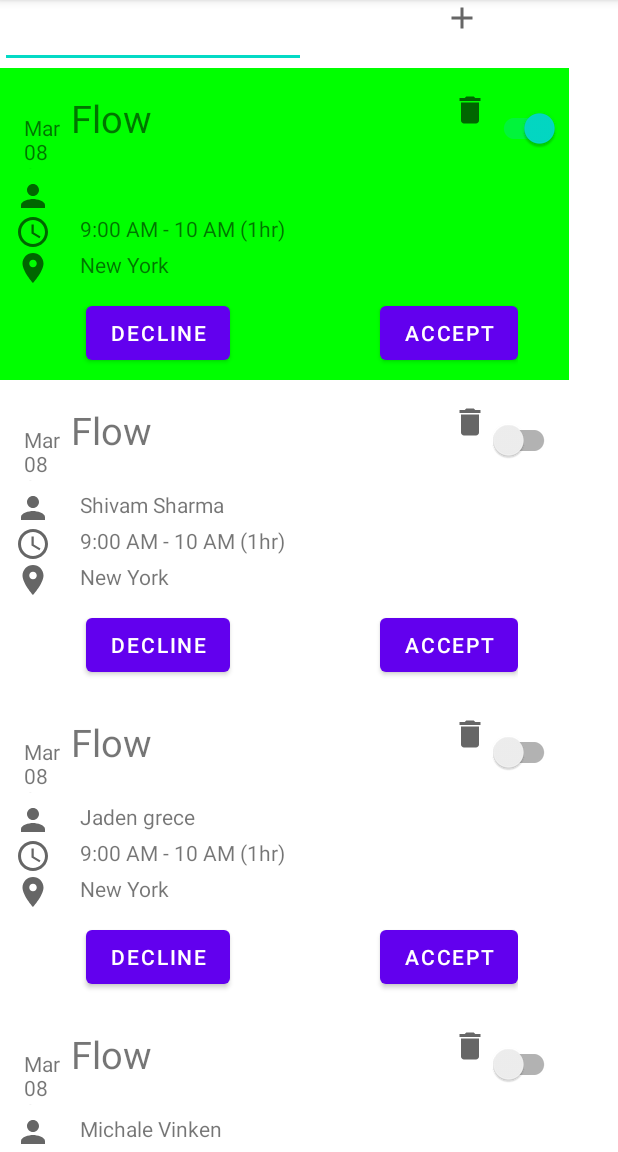
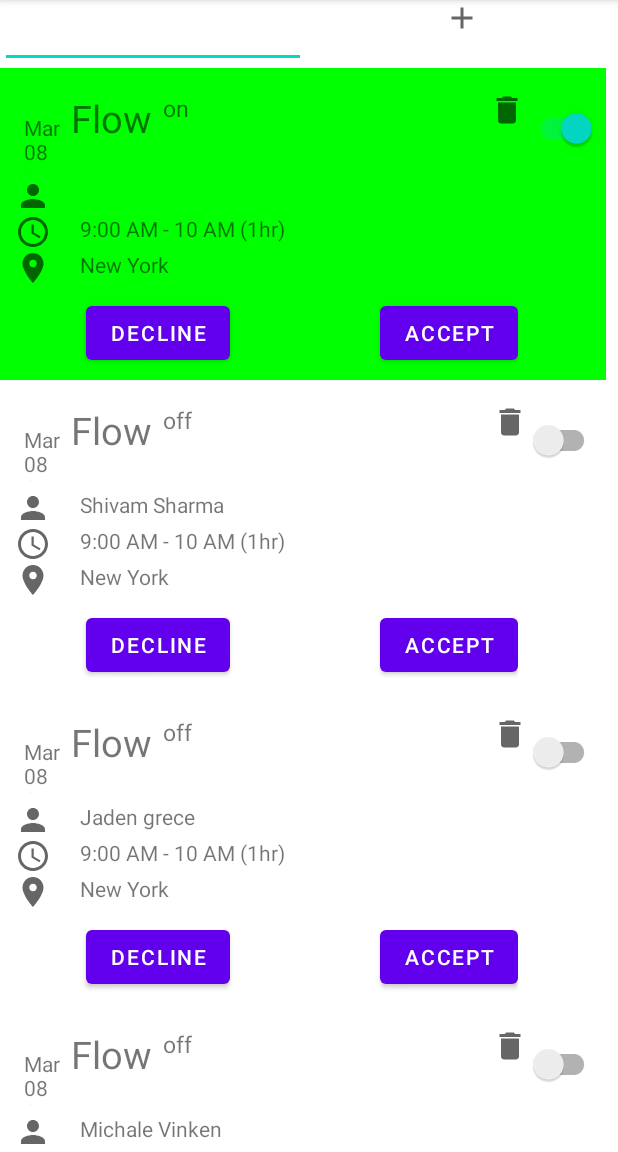
Before and after one commit to Shivamsharma21/RecyclerViewAssignments, an Android app: the screen it shows after launch (MainActivity), after a tap on an icon or button, on a phone screen of 412 x 824 dp, the part 84-1236 px from its top. Run offline under Robolectric (Android 15) with nearby library versions, the phone set to English and light mode, and no system bars; 2 other taps on this screen came first.

Commit message:
stable commit

```diff
--- a/app/src/main/java/com/example/recyclerviewassignments/MainActivity.java
+++ b/app/src/main/java/com/example/recyclerviewassignments/MainActivity.java
@@ -145,24 +145,7 @@ public class MainActivity extends AppCompatActivity implements ViewAdapter.Callb
 
     recyclerView.setAdapter(viewAdapter);
 
-
-       viewAdapter.SetOnItemClickListner(new ViewAdapter.OnItemClickListner() {
-           @Override
-           public void OnItemClick(View view, int position) {
-               switchCompat.setOnClickListener(new View.OnClickListener() {
-                   @Override
-                   public void onClick(View v) {
-                       if (switchCompat.isChecked()){
-                           linearLayout.setBackgroundColor(Color.GREEN);
-                       }else{
-                           linearLayout.setBackgroundColor(Color.WHITE);
-                       }
-                   }
-               });
-           }
-       });
-
-
+        Log.d("In Bind View Holder","In Bind view Holder");
 
     addnew_item.setOnClickListener(new View.OnClickListener() {
             @Override
--- a/app/src/main/java/com/example/recyclerviewassignments/ViewAdapter.java
+++ b/app/src/main/java/com/example/recyclerviewassignments/ViewAdapter.java
@@ -73,25 +73,33 @@ public class ViewAdapter extends RecyclerView.Adapter<ViewAdapter.ViewHolderX> {
     @Override
     public void onBindViewHolder(@NonNull ViewHolderX holder, int position) {
 
-        final ViewHolderX viewHolderX = (ViewHolderX)holder;
+
+
 
         PersonInfo personInfo = itemList.get(position);
+
+
+        if (personInfo.getColor()=="off"){
+            holder.switchvalue.setText("off");
+        }
          holder.usernametv.setText(personInfo.getUsername());
          holder.Flowtv.setText(personInfo.getFlow());
          holder.locationtv.setText(personInfo.getLocation());
          holder.timetv.setText(personInfo.getTime());
 
-        String passname =  holder.usernametv.getText().toString();
 
-         String status = personInfo.getColor();
-
-         int pos = position;
-
-             personInfo.setColor(status);
-
-             if (personInfo.getColor()=="off"){
-                 holder.linearLayout.setBackgroundColor(Color.WHITE);
+         holder.switchCompat.setOnClickListener(new View.OnClickListener() {
+             @Override
+             public void onClick(View v) {
+                 if (holder.switchCompat.isChecked()){
+                 holder.linearLayout.setBackgroundColor(Color.GREEN);
+                 holder.switchvalue.setText("on");
+                 }else{
+                     holder.switchvalue.setText("off");
+                     holder.linearLayout.setBackgroundColor(Color.WHITE);
+                 }
              }
+         });
 
 
         holder.delete_item.setOnClickListener(new View.OnClickListener() {
@@ -99,6 +107,8 @@ public class ViewAdapter extends RecyclerView.Adapter<ViewAdapter.ViewHolderX> {
             public void onClick(View v) {
                 itemList.remove(position);
                 notifyDataSetChanged();
+
+
             }
         });
         holder.usernametv.setOnClickListener(new View.OnClickListener() {
@@ -124,9 +134,9 @@ public class ViewAdapter extends RecyclerView.Adapter<ViewAdapter.ViewHolderX> {
         return super.getItemViewType(position);
     }
 
-    static class ViewHolderX extends RecyclerView.ViewHolder{
+    static class ViewHolderX extends RecyclerView.ViewHolder implements View.OnClickListener{
 
-
+       TextView switchvalue;
         SwitchCompat switchCompat;
         LinearLayout linearLayout;
         TextView datetv,Flowtv,usernametv,timetv,locationtv;
@@ -137,10 +147,13 @@ public class ViewAdapter extends RecyclerView.Adapter<ViewAdapter.ViewHolderX> {
             super(itemView);
 
 
+            itemView.setOnClickListener(this);
             switchCompat = itemView.findViewById(R.id.switch1);
+            switchvalue = itemView.findViewById(R.id.switch_textview);
 
             linearLayout =itemView.findViewById(R.id.rootlayout);
             // textview
+
             datetv = itemView.findViewById(R.id.date_textview);
             Flowtv = itemView.findViewById(R.id.flow_textview);
             usernametv = itemView.findViewById(R.id.username_textview);
@@ -161,16 +174,6 @@ public class ViewAdapter extends RecyclerView.Adapter<ViewAdapter.ViewHolderX> {
 
 //            switchCompat.setOnClickListener(this);
 
-            switchCompat.setOnClickListener(new View.OnClickListener() {
-                @Override
-                public void onClick(View v) {
-                    if (switchCompat.isChecked()){
-                        linearLayout.setBackgroundColor(Color.GREEN);
-                    }else{
-                        linearLayout.setBackgroundColor(Color.WHITE);
-                    }
-                }
-            });
             Accept_btn.setOnClickListener(new View.OnClickListener() {
                 @Override
                 public void onClick(View v) {
@@ -181,42 +184,11 @@ public class ViewAdapter extends RecyclerView.Adapter<ViewAdapter.ViewHolderX> {
                 }
             });
 
-       /*     itemView.setOnClickListener(new View.OnClickListener() {
-                @Override
-                public void onClick(View v) {
-                    if (listner != null){
-                        int position = getAdapterPosition();
-                        if (position != RecyclerView.NO_POSITION){
-                            listner.OnItemClick(v,position);
-                        }
-                    }
-                }
-            });*/
-
         }
 
-      /*  @Override
+        @Override
         public void onClick(View v) {
-        int position = getAdapterPosition();
-           if (position != 0){
-               switchCompat.setOnClickListener(new View.OnClickListener() {
-                   @Override
-                   public void onClick(View v) {
-                       if (switchCompat.isChecked()){
-                       linearLayout.setBackgroundColor(Color.GREEN);}
-                       else{
-                           linearLayout.setBackgroundColor(Color.WHITE);
-                       }
-                   }
-               });*/
-           }
+
+            }
         }
-
-
-
-            /*
-           if (switchCompat.isChecked()){
-               linearLayout.setBackgroundColor(Color.GREEN);
-           }else{
-               linearLayout.setBackgroundColor(Color.WHITE);
-           }*/
+    }
--- a/app/src/main/res/layout/listitem.xml
+++ b/app/src/main/res/layout/listitem.xml
@@ -42,6 +42,16 @@
 
         </TextView>
 
+        <TextView
+            android:id="@+id/switch_textview"
+            android:layout_marginLeft="7dp"
+            android:layout_gravity="end"
+            android:text=""
+            android:textSize="15sp"
+            android:layout_width="wrap_content"
+            android:layout_height="wrap_content">
+
+        </TextView>
         <ImageView
             android:layout_marginLeft="200dp"
             android:id="@+id/delete_new_item"
```
